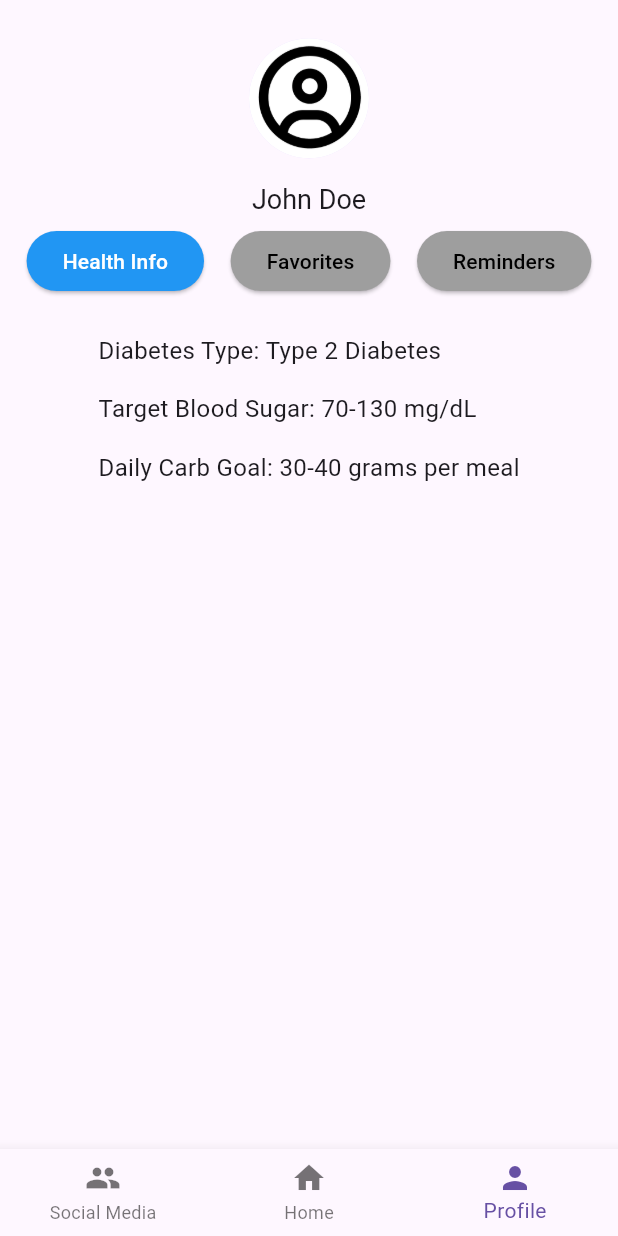
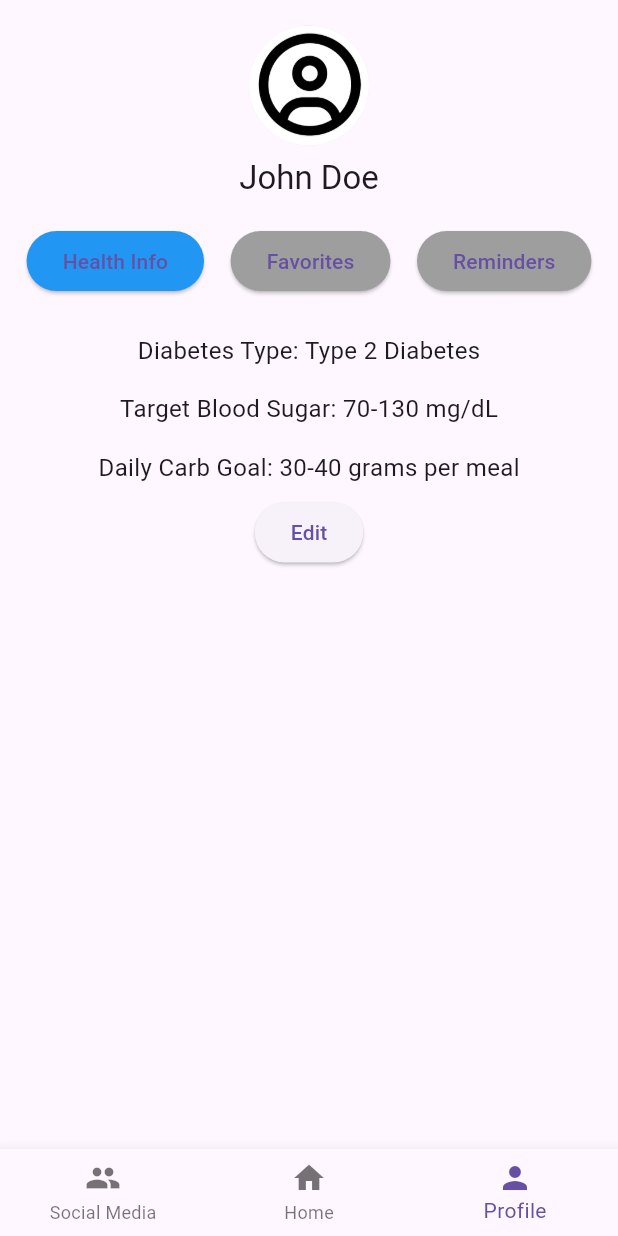
Before and after one commit to abhinavsrinivasan/DiabetesAndMe, a Flutter app: the screen it shows after launch, on a phone screen of 412 x 824 dp. Run offline on Flutter 3.47's test engine with Material 3 defaults, Android fonts, the phone set to English and light mode, and no system bars.

Commit message:
favorites tab edits

```diff
--- a/diabetes_recipe_app/lib/Views/profileFavorites_view.dart
+++ b/diabetes_recipe_app/lib/Views/profileFavorites_view.dart
@@ -13,9 +13,30 @@ class FavoritesView extends StatelessWidget {
     return ListView.builder(
       itemCount: favoriteRecipes.length,
       itemBuilder: (context, index) {
-        return ListTile(
-          leading: Icon(Icons.restaurant),
-          title: Text(favoriteRecipes[index]),
+        final recipeName = favoriteRecipes[index];
+        final imagePath = 'assets/images/${recipeName.replaceAll(' ', '')}.jpg'; // Map directly to file name
+        return Padding(
+          padding: const EdgeInsets.symmetric(vertical: 16.0),
+          child: Column(
+            mainAxisAlignment: MainAxisAlignment.center,
+            crossAxisAlignment: CrossAxisAlignment.center,
+            children: [
+              // Display the image for the recipe
+              Image.asset(
+                imagePath,
+                height: 100,
+                width: 100,
+                fit: BoxFit.cover,
+              ),
+              SizedBox(height: 8),
+              // Display the recipe name centered
+              Text(
+                recipeName,
+                style: TextStyle(fontSize: 18, fontWeight: FontWeight.bold),
+                textAlign: TextAlign.center,
+              ),
+            ],
+          ),
         );
       },
     );
--- a/diabetes_recipe_app/lib/Views/profileHealth_view.dart
+++ b/diabetes_recipe_app/lib/Views/profileHealth_view.dart
@@ -14,117 +14,110 @@ class ProfileView extends StatefulWidget {
 
 class _ProfileViewState extends State<ProfileView> {
   int _selectedIndex = 0; // Default to Health Information tab
-  late List<Widget> _views;
+  bool isEditing = false; // Toggles edit mode
+  final Map<String, TextEditingController> controllers = {};
 
   @override
   void initState() {
     super.initState();
-    _views = [
-      HealthInformationView(presenter: widget.presenter), // Health Info
-      FavoritesView(presenter: widget.presenter),         // Favorites
-      RemindersView(presenter: widget.presenter),         // Reminders
-    ];
-  }
-
-  void _onButtonTapped(int index) {
-    setState(() {
-      _selectedIndex = index; // Update selected index for the buttons
+    // Initialize controllers for editing Health Information
+    widget.presenter.displayHealthStats().forEach((key, value) {
+      controllers[key] = TextEditingController(text: value);
     });
   }
 
   @override
   Widget build(BuildContext context) {
+    final views = [
+      _buildHealthInfoView(),
+      FavoritesView(presenter: widget.presenter),
+      RemindersView(presenter: widget.presenter),
+    ];
+
     return Scaffold(
-      appBar: _buildHeader(),
+      appBar: AppBar(
+        automaticallyImplyLeading: false,
+        title: Column(
+          children: [
+            CircleAvatar(
+              radius: 40,
+              backgroundImage: widget.presenter.userModel.profilePicture,
+            ),
+            SizedBox(height: 8),
+            Text(widget.presenter.userModel.name),
+          ],
+        ),
+        centerTitle: true,
+        toolbarHeight: 150,
+        backgroundColor: Colors.transparent,
+        elevation: 0,
+      ),
       body: Column(
         children: [
-          _buildButtonBar(), // Top button bar
-          Expanded(
-            child: _views[_selectedIndex], // Display selected view
+          _buildTabBar(),
+          Expanded(child: views[_selectedIndex]),
+        ],
+      ),
+    );
+  }
+
+  Widget _buildTabBar() {
+    return Row(
+      mainAxisAlignment: MainAxisAlignment.spaceEvenly,
+      children: [
+        _buildTabButton('Health Info', 0),
+        _buildTabButton('Favorites', 1),
+        _buildTabButton('Reminders', 2),
+      ],
+    );
+  }
+
+  Widget _buildTabButton(String title, int index) {
+    return ElevatedButton(
+      onPressed: () => setState(() => _selectedIndex = index),
+      style: ElevatedButton.styleFrom(
+        backgroundColor: _selectedIndex == index ? Colors.blue : Colors.grey,
+      ),
+      child: Text(title),
+    );
+  }
+
+  Widget _buildHealthInfoView() {
+    final healthStats = widget.presenter.displayHealthStats();
+
+    return Padding(
+      padding: const EdgeInsets.all(16),
+      child: Column(
+        children: [
+          ...healthStats.keys.map((key) {
+            return Padding(
+              padding: const EdgeInsets.symmetric(vertical: 8.0),
+              child: isEditing
+                  ? TextField(
+                      controller: controllers[key],
+                      decoration: InputDecoration(labelText: key),
+                    )
+                  : Text(
+                      "$key: ${healthStats[key]}",
+                      style: TextStyle(fontSize: 16),
+                    ),
+            );
+          }).toList(),
+          ElevatedButton(
+            onPressed: () {
+              setState(() {
+                if (isEditing) {
+                  controllers.forEach((key, controller) {
+                    widget.presenter.editHealthStats(key, controller.text);
+                  });
+                }
+                isEditing = !isEditing;
+              });
+            },
+            child: Text(isEditing ? "Save" : "Edit"),
           ),
         ],
       ),
     );
   }
-
-  PreferredSizeWidget _buildHeader() {
-    return AppBar(
-      automaticallyImplyLeading: false,
-      title: Column(
-        children: [
-          SizedBox(height: 20), // Space above profile picture
-          CircleAvatar(
-            radius: 40,
-            backgroundImage: widget.presenter.userModel.profilePicture,
-          ),
-          SizedBox(height: 16), // Space between picture and name
-          Text(
-            widget.presenter.userModel.name,
-            style: TextStyle(
-              fontSize: 18,
-            ),
-          ),
-        ],
-      ),
-      centerTitle: true,
-      toolbarHeight: 150, // Increased height to move profile picture down
-      backgroundColor: Colors.transparent, // Optional: Transparent AppBar
-      elevation: 0, // Remove shadow
-    );
-  }
-
-  Widget _buildButtonBar() {
-    return Row(
-      mainAxisAlignment: MainAxisAlignment.spaceEvenly,
-      children: [
-        _buildButton('Health Info', 0),
-        _buildButton('Favorites', 1),
-        _buildButton('Reminders', 2),
-      ],
-    );
-  }
-
-  Widget _buildButton(String title, int index) {
-    return ElevatedButton(
-      onPressed: () {
-        _onButtonTapped(index);
-      },
-      child: Text(
-        title,
-        style: TextStyle(
-          color: _selectedIndex == index ? Colors.white : Colors.black,
-        ),
-      ),
-      style: ElevatedButton.styleFrom(
-        backgroundColor: _selectedIndex == index ? Colors.blue : Colors.grey,
-      ),
-    );
-  }
 }
-
-class HealthInformationView extends StatelessWidget {
-  final ProfilePresenter presenter;
-
-  HealthInformationView({required this.presenter});
-
-  @override
-  Widget build(BuildContext context) {
-    final healthStats = presenter.displayHealthStats();
-
-    return Padding(
-      padding: const EdgeInsets.all(16),
-      child: Column(
-        crossAxisAlignment: CrossAxisAlignment.start,
-        children: healthStats.entries.map((entry) {
-          return Padding(
-            padding: const EdgeInsets.symmetric(vertical: 8.0),
-            child: Text(
-              '${entry.key}: ${entry.value}',
-              style: TextStyle(fontSize: 16),
-            ),
-          );
-        }).toList(),
-      ),
-    );
-  }
-}
--- a/diabetes_recipe_app/lib/main.dart
+++ b/diabetes_recipe_app/lib/main.dart
@@ -55,9 +55,9 @@
   void initState() {
     super.initState();
     _pages = [
-      Center(child: Text("Home View Placeholder")), // Replace with actual HomeView
-      Center(child: Text("Search View Placeholder")), // Replace with SearchView
-      ProfileView(presenter: widget.presenter), // Profile page
+      Center(child: Text("social media")),
+      Center(child: Text("home")),
+      ProfileView(presenter: widget.presenter),
     ];
   }
 
--- a/diabetes_recipe_app/pubspec.yaml
+++ b/diabetes_recipe_app/pubspec.yaml
@@ -60,7 +60,7 @@ flutter:
 
   # To add assets to your application, add an assets section, like this:
   assets:
-    - assets/images/profile.png
+    - assets/images/
 
 
   # An image asset can refer to one or more resolution-specific "variants", see
```
Also changed, not shown: diabetes_recipe_app/assets/images/AvocadoToast.jpg (added), diabetes_recipe_app/assets/images/ChickenSalad.jpg (added), diabetes_recipe_app/assets/images/fetaPasta.jpg (added).
